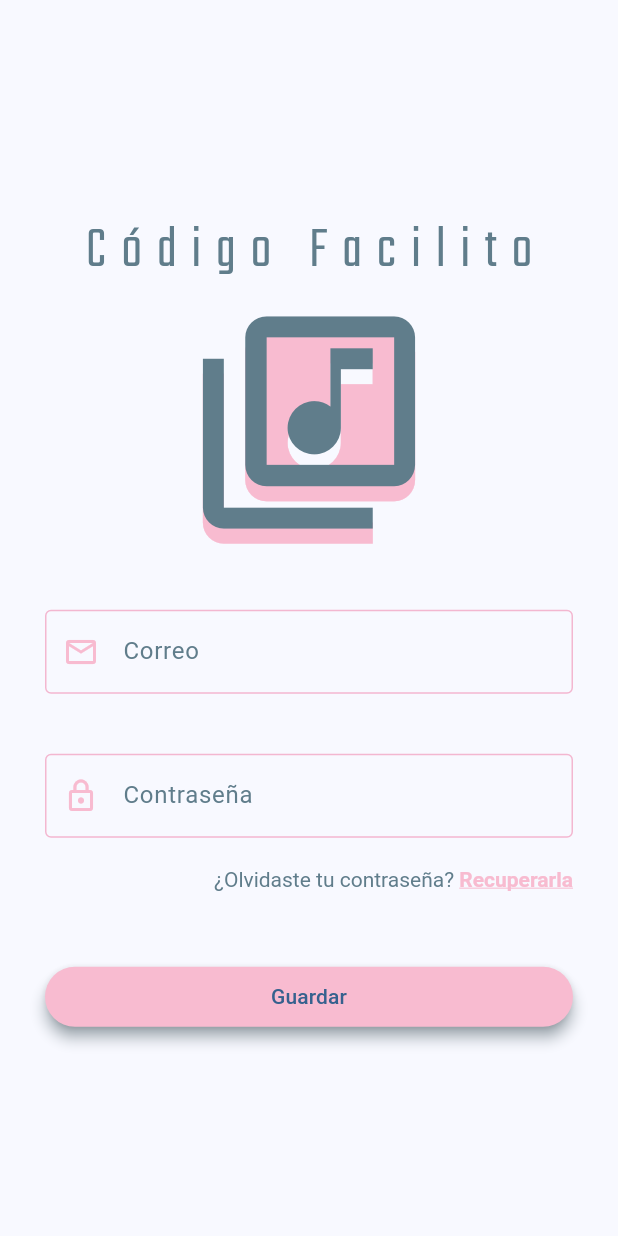
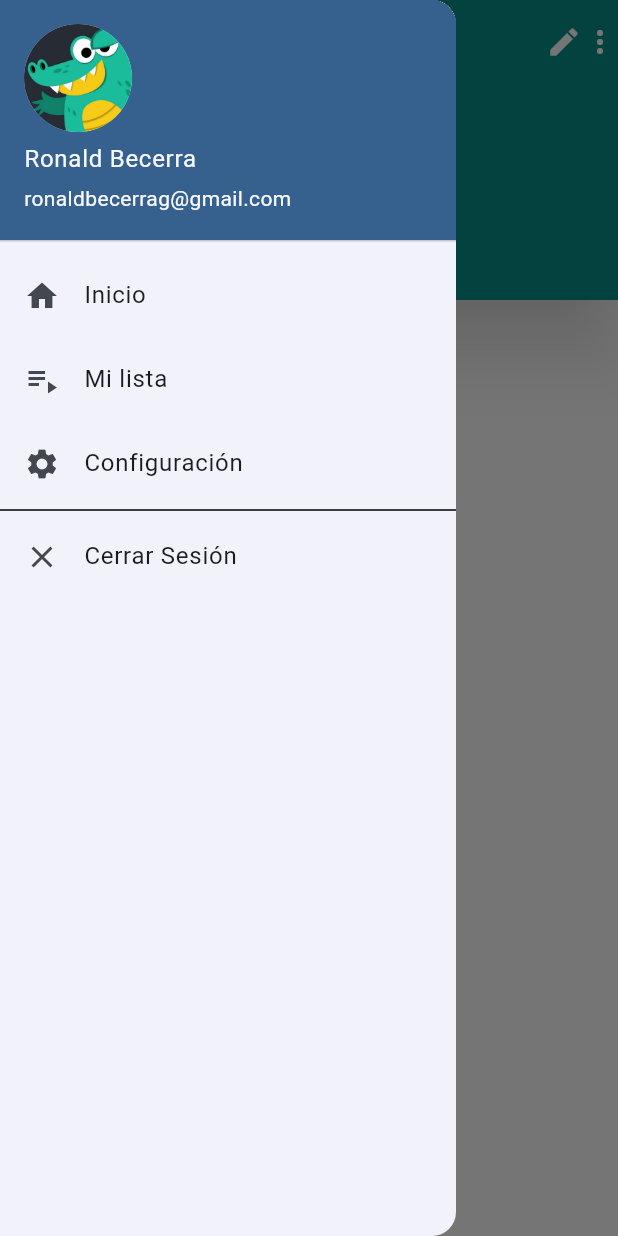
Before and after one commit to RonaldBecerra/flutter_my_first_app, a Flutter app: the screen it shows after launch, with the side drawer open (before the commit the screen has no drawer), on a phone screen of 412 x 824 dp. Run offline on Flutter 3.47's test engine with Material 3 defaults, Android fonts, the phone set to English and light mode, and no system bars; our stand-ins replace page_transition; project files that could hold a hidden picture were left out.

Commit message:
Hasta la clase 1 del módulo 7

```diff
--- a/lib/Pages/MyHomePage.dart
+++ b/lib/Pages/MyHomePage.dart
@@ -9,6 +9,7 @@ import 'package:my_first_app/Widgets/Basicos/MyFloatingActionButton.dart';
 import 'package:my_first_app/Widgets/Basicos/MyIcon.dart';
 import 'package:my_first_app/Widgets/Basicos/MyImage.dart';
 import 'package:my_first_app/Widgets/Basicos/MyRichText.dart';
+import 'package:my_first_app/Widgets/Menu/MyDrawer.dart';
 
 import '../Widgets/Basicos/MyText.dart';
 
@@ -30,24 +31,31 @@ class _MyHomePageState extends State<MyHomePage> {
     });
   }
 
-  /*
   @override
   Widget build(BuildContext context) {
+    return menusModulo6();
+  }
+
+  // Como quedó con actividad del módulo 2, más modificaciones en el módulo 6
+  menusModulo6(){
+    //HomeArguments homeArguments = ModalRoute.of(context)!.settings.arguments as HomeArguments;
+    //var args = ModalRoute.of(context)!.settings.arguments as String;
     return Scaffold(
-        backgroundColor: Colors.pinkAccent,
-        floatingActionButton: MyFloatingActionButton(),
-        floatingActionButtonLocation: FloatingActionButtonLocation.startFloat,
-        appBar: MyAppBar(),
-        body: SafeArea(
-          child: MyButtons(),
-        )
+      drawer: MyDrawer(),
+      backgroundColor: Colors.white,
+      floatingActionButton: FloatingActionButtonCF(),
+      floatingActionButtonLocation: FloatingActionButtonLocation.startFloat,
+      appBar: AppBarCF("Codigo Facilito"),
+      //appBar: AppBarCF(args),
+      body: SafeArea(
+        child: Center(child: Text("Hola mundo")),
+        //child: Center(child: ImageCF()),
+      ),
     );
   }
-  */
 
   // Para la actividad extra del módulo 2
-  @override
-  Widget build(BuildContext context) {
+  actividadExtraModulo2(){
     HomeArguments homeArguments = ModalRoute.of(context)!.settings.arguments as HomeArguments;
     //var args = ModalRoute.of(context)!.settings.arguments as String;
     return Scaffold(
@@ -59,8 +67,20 @@ class _MyHomePageState extends State<MyHomePage> {
       body: SafeArea(
         child: Center(child: Text(homeArguments.message)),
         //child: Center(child: ImageCF()),
-      )
+      ),
     );
   }
 
+  // PPrimer diseño que tuvimos
+  initialDesign(){
+    return Scaffold(
+        backgroundColor: Colors.pinkAccent,
+        floatingActionButton: MyFloatingActionButton(),
+        floatingActionButtonLocation: FloatingActionButtonLocation.startFloat,
+        appBar: MyAppBar(),
+        body: SafeArea(
+          child: MyButtons(),
+        )
+    );
+  }
 }
--- a/lib/Widgets/Basicos/Actividad/AppBarCF.dart
+++ b/lib/Widgets/Basicos/Actividad/AppBarCF.dart
@@ -13,11 +13,11 @@ class AppBarCF extends StatelessWidget implements PreferredSizeWidget{
       elevation: 20,
       shadowColor: Colors.white,
       centerTitle: true,
-      leading: Icon(
+      /*leading: Icon(
         Icons.star_border,
         color: Colors.white,
-        size: 29,
-      ),
+        size: 30,
+      ),*/
       actions: [
         Icon(Icons.edit, color: Colors.white),
         Icon(Icons.more_vert, color: Colors.white),
@@ -27,5 +27,5 @@ class AppBarCF extends StatelessWidget implements PreferredSizeWidget{
 
   @override
   // TODO: implement preferredSize
-  Size get preferredSize => Size.fromHeight(kToolbarHeight * 3);
+  Size get preferredSize => Size.fromHeight(200);
 }
--- /dev/null
+++ b/lib/Widgets/Menu/MyDrawer.dart
@@ -0,0 +1,41 @@
+import 'package:flutter/material.dart';
+
+class MyDrawer extends StatelessWidget{
+  @override
+  Widget build(BuildContext context) {
+    // TODO: implement build
+    return Drawer(
+      child: ListView(
+        children: [
+          UserAccountsDrawerHeader(
+            currentAccountPicture: CircleAvatar(
+              backgroundImage: AssetImage("assets/images/Cody.jpeg"),
+            ),
+            accountName: Text("Ronald Becerra"),
+            accountEmail: Text("ronaldbecerrag@gmail.com"),
+          ),
+          ListTile(
+            leading: Icon(Icons.home),
+            title: Text("Inicio"),
+          ),
+          ListTile(
+            leading: Icon(Icons.playlist_play_outlined),
+            title: Text("Mi lista"),
+          ),
+          ListTile(
+            leading: Icon(Icons.settings),
+            title: Text("Configuración"),
+          ),
+          Divider(
+            height: 6,
+            color: Colors.black,
+          ),
+          ListTile(
+            leading: Icon(Icons.close),
+            title: Text("Cerrar Sesión"),
+          ),
+        ],
+      ),
+    );
+  }
+}
--- a/lib/main.dart
+++ b/lib/main.dart
@@ -17,7 +17,7 @@ class MyApp extends StatelessWidget {
       title: 'Flutter Demo',
       debugShowCheckedModeBanner: false, // Quita la cinta que indica Debug
       onGenerateRoute: MyRouters.generateRoute,
-      initialRoute: ROUTE_LOGIN,
+      initialRoute: ROUTE_HOME,
       theme: ThemeData(
         // This is the theme of your application.
         //
```
Also changed, not shown: lib/Widgets/Basicos/Actividad/ImageCF.dart (+3 -4 lines).
